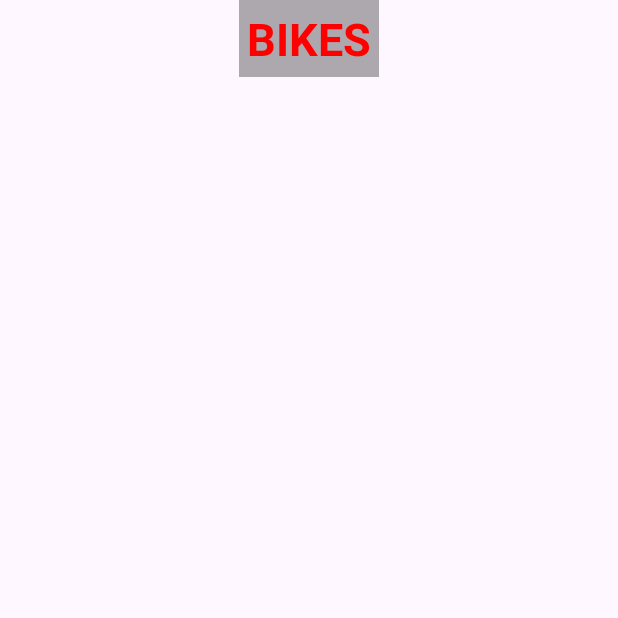
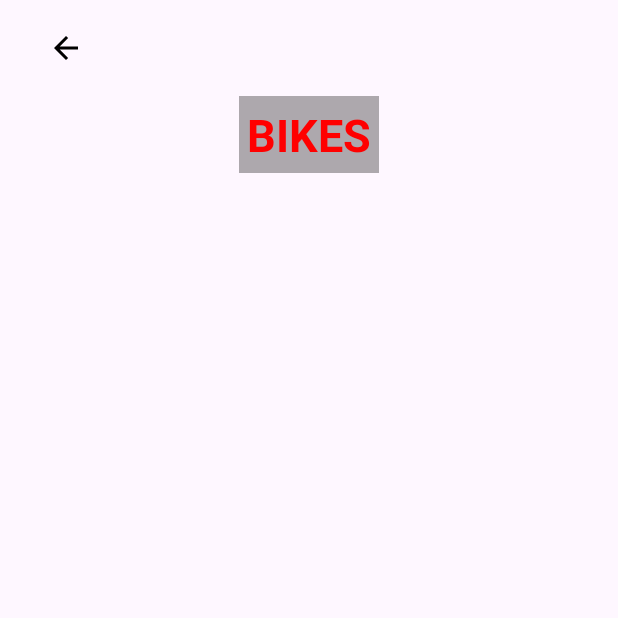
Before and after one commit to Tiraz/LojinhaBike, an Android app: the MenuPrincipalActivity screen opened directly, with no data from a screen before it, after a tap on "Bikes", on a phone screen of 412 x 824 dp, the top half of it. Run offline under Robolectric (Android 15) with nearby library versions, the phone set to English and light mode, and no system bars.

Commit message:
menuzin fufando

```diff
--- a/app/src/main/java/br/com/etecia/myapp/BikeActivity.java
+++ b/app/src/main/java/br/com/etecia/myapp/BikeActivity.java
@@ -1,6 +1,8 @@
 package br.com.etecia.myapp;
 
+import android.content.Intent;
 import android.os.Bundle;
+import android.view.View;
 
 import androidx.activity.EdgeToEdge;
 import androidx.appcompat.app.AppCompatActivity;
@@ -8,8 +10,10 @@ import androidx.core.graphics.Insets;
 import androidx.core.view.ViewCompat;
 import androidx.core.view.WindowInsetsCompat;
 
+import com.google.android.material.appbar.MaterialToolbar;
+
 public class BikeActivity extends AppCompatActivity {
-
+    MaterialToolbar voltarMenu;
     @Override
     protected void onCreate(Bundle savedInstanceState) {
         super.onCreate(savedInstanceState);
@@ -20,5 +24,13 @@ public class BikeActivity extends AppCompatActivity {
             v.setPadding(systemBars.left, systemBars.top, systemBars.right, systemBars.bottom);
             return insets;
         });
+        voltarMenu = findViewById(R.id.idRetornarMenuBike);
+        voltarMenu.setNavigationOnClickListener(new View.OnClickListener() {
+            @Override
+            public void onClick(View v) {
+                startActivity(new Intent(getApplicationContext(), MenuPrincipalActivity.class));
+                finish();
+            }
+        });
     }
 }
--- a/app/src/main/java/br/com/etecia/myapp/MenuPrincipalActivity.java
+++ b/app/src/main/java/br/com/etecia/myapp/MenuPrincipalActivity.java
@@ -11,8 +11,10 @@ import androidx.core.graphics.Insets;
 import androidx.core.view.ViewCompat;
 import androidx.core.view.WindowInsetsCompat;
 
-public class MenuPrincipalActivity extends AppCompatActivity {
+public class MenuPrincipalActivity extends AppCompatActivity implements View.OnClickListener {
+
     CardView menuBike, menuManutencao, menuAcessorio, menuDica, menuLocais, menuEventos;
+
     @Override
     protected void onCreate(Bundle savedInstanceState) {
         super.onCreate(savedInstanceState);
@@ -23,6 +25,7 @@ public class MenuPrincipalActivity extends AppCompatActivity {
             v.setPadding(systemBars.left, systemBars.top, systemBars.right, systemBars.bottom);
             return insets;
         });
+
         menuBike = findViewById(R.id.menuBike);
         menuAcessorio = findViewById(R.id.menuAcessorio);
         menuManutencao = findViewById(R.id.menuManutencao);
@@ -30,29 +33,40 @@ public class MenuPrincipalActivity extends AppCompatActivity {
         menuLocais = findViewById(R.id.menuLocais);
         menuEventos = findViewById(R.id.menuEventos);
 
-        menuBike.setOnClickListener(new View.OnClickListener() {
+
+        menuBike.setOnClickListener(this);
+        menuAcessorio.setOnClickListener(this);
+        menuManutencao.setOnClickListener(this);
+        menuDica.setOnClickListener(this);
+        menuLocais.setOnClickListener(this);
+        menuEventos.setOnClickListener(this);
+    }
+
     @Override
     public void onClick(View v) {
-                startActivity(new Intent(getApplicationContext(),BikeActivity.class));
+        if (v.getId() == R.id.menuBike) {
+            startActivity(new Intent(getApplicationContext(), BikeActivity.class));
             finish();
         }
-        });
-        menuAcessorio.setOnClickListener(new View.OnClickListener() {
-            @Override
-            public void onClick(View v) {
-                startActivity(new Intent(getApplicationContext(),AcessoriosActivity.class));
+        if (v.getId() == R.id.menuAcessorio) {
+            startActivity(new Intent(getApplicationContext(), AcessoriosActivity.class));
             finish();
         }
-        });
-        menuManutencao.setOnClickListener(new View.OnClickListener() {
-            @Override
-            public void onClick(View v) {
-                startActivity(new Intent(getApplicationContext(),ManutencaoActivity.class));
+        if (v.getId() == R.id.menuManutencao) {
+            startActivity(new Intent(getApplicationContext(), ManutencaoActivity.class));
             finish();
         }
-        });
-        menuDica.setOnClickListener();
-
-
+        if (v.getId() == R.id.menuDicas) {
+            startActivity(new Intent(getApplicationContext(), DicasActivity.class));
+            finish();
+        }
+        if (v.getId() == R.id.menuLocais) {
+            startActivity(new Intent(getApplicationContext(), LocaisActivity.class));
+            finish();
+        }
+        if (v.getId() == R.id.menuEventos) {
+            startActivity(new Intent(getApplicationContext(), LocaisActivity.class));
+            finish();
         }
     }
+}
--- a/app/src/main/res/layout/bike_layout.xml
+++ b/app/src/main/res/layout/bike_layout.xml
@@ -4,19 +4,31 @@
     xmlns:tools="http://schemas.android.com/tools"
     android:id="@+id/main"
     android:layout_width="match_parent"
+    android:layout_height="match_parent"
     android:orientation="vertical"
-    android:layout_height="match_parent"
     tools:context=".BikeActivity">
+
+    <com.google.android.material.appbar.MaterialToolbar
+        android:layout_width="match_parent"
+        android:layout_height="wrap_content">
+
+        <com.google.android.material.appbar.MaterialToolbar
+            android:id="@+id/idRetornarMenuBike"
+            android:layout_width="match_parent"
+            android:layout_height="wrap_content"
+            app:navigationIcon="@drawable/baseline_arrow_back" />
+    </com.google.android.material.appbar.MaterialToolbar>
+
     <TextView
         android:layout_width="wrap_content"
         android:layout_height="wrap_content"
         android:layout_gravity="center_horizontal"
         android:layout_marginBottom="15dp"
+        android:background="#52000000"
+        android:padding="5dp"
         android:text="Bikes"
         android:textAllCaps="true"
         android:textColor="#FF0000"
-        android:background="#52000000"
-        android:padding="5dp"
         android:textSize="30sp"
         android:textStyle="bold" />
 
```
Also changed, not shown: app/src/main/res/layout/acessorios_layout.xml (+15 -3 lines), app/src/main/res/layout/dicas_dicas.xml (+15 -3 lines), app/src/main/res/layout/eventos_layout.xml (+15 -3 lines), app/src/main/res/layout/locais_locais.xml (+15 -3 lines), app/src/main/res/layout/manutencao_layout.xml (+15 -3 lines), app/src/main/res/layout/menu_principal_layout.xml (+7 -3 lines). Lines whose indentation alone changed are shown as unchanged.
